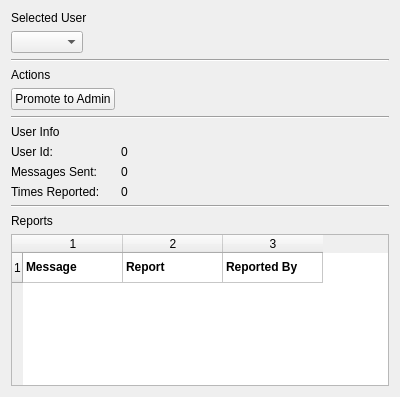
First picture: the form in Client/adminSettings.ui, repository darthmorf/Photon, before the edit.
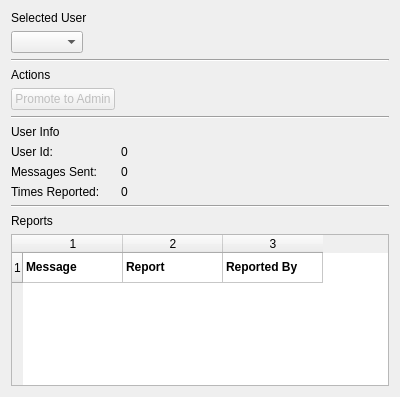
Second picture: the form after the edit.

Patch:
```diff
--- a/Client/adminSettings.ui
+++ b/Client/adminSettings.ui
@@ -39,7 +39,10 @@
     </widget>
    </item>
    <item row="4" column="0">
-    <widget class="QPushButton" name="toggleAdminStatus">
+    <widget class="QPushButton" name="toggleAdminStatusBtn">
+     <property name="enabled">
+      <bool>false</bool>
+     </property>
      <property name="text">
       <string>Promote to Admin</string>
      </property>
```
